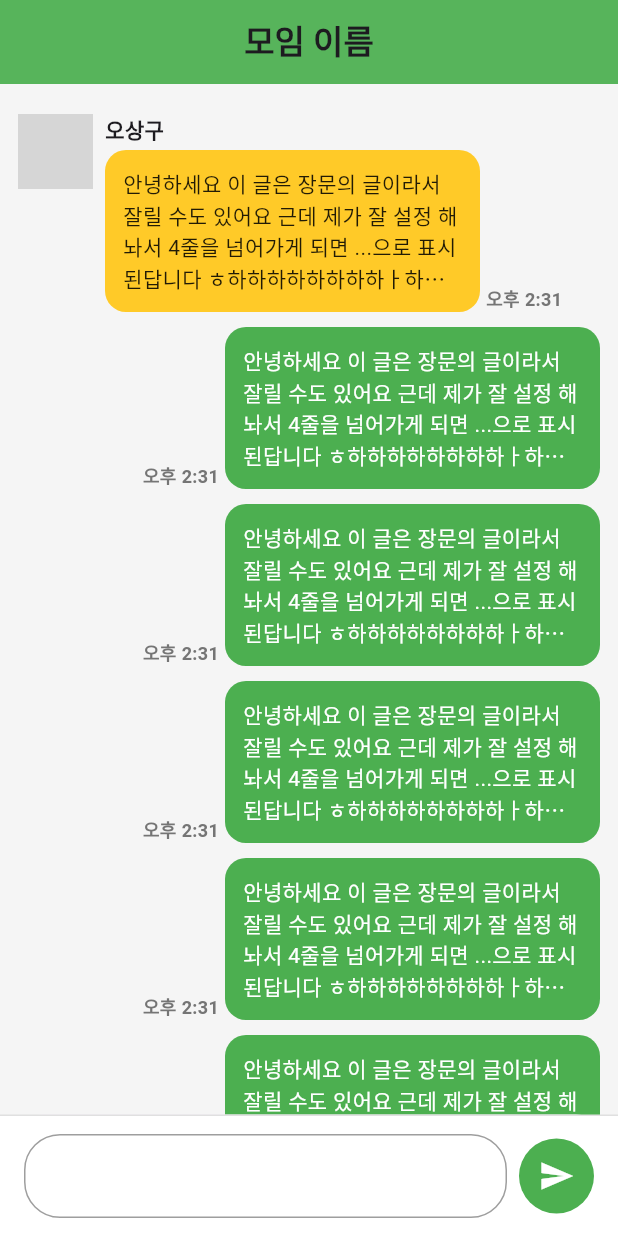
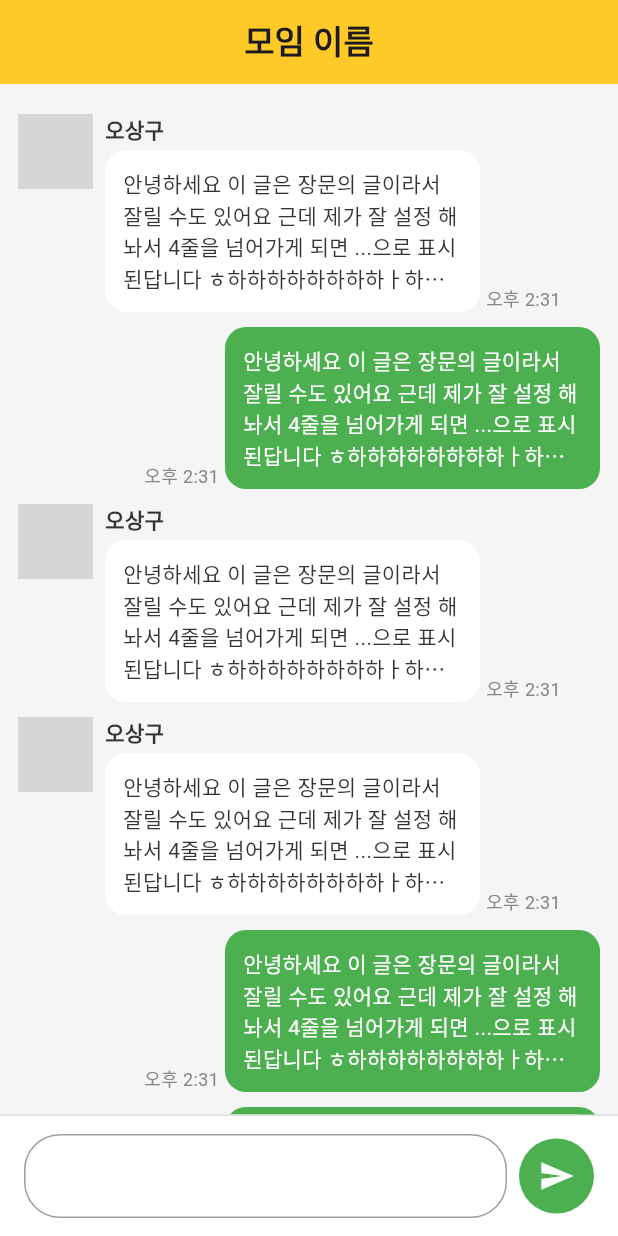
Before and after one commit to FEgguri/moreyourbong, a Flutter app: the screen it shows after launch, on a phone screen of 412 x 824 dp. Run offline on Flutter 3.47's test engine with Material 3 defaults, Android fonts, the phone set to English and light mode, and no system bars; our stand-ins replace firebase_core; accounts and stored records are empty; network calls fail; grey boxes are pictures that could not be loaded.

Commit message:
feat: UI 수정

```diff
--- a/lib/views/pages/chat_page.dart
+++ b/lib/views/pages/chat_page.dart
@@ -1,3 +1,5 @@
+import 'dart:math';
+
 import 'package:flutter/material.dart';
 
 class ChatPage extends StatelessWidget {
@@ -9,14 +11,17 @@ class ChatPage extends StatelessWidget {
     String message = "안녕하세요 이 글은 장문의 글이라서 잘릴 수도 있어요 근데 제가 잘 설정 해놔서 4줄을 넘어가게 되면 ...으로 표시된답니다 ㅎ하하하하하하하하ㅏ하하하하하하하ㅏ하하하하하하하ㅏ";
     String time = "오후 2:31";
     double bottomSheetHeight = 100;
+    // Color(0xFFFFCA28)
+    // Color(0xFF)
     return GestureDetector(
+      // behavior: HitTestBehavior.translucent,
       onTap: () {
         FocusScope.of(context).unfocus();
       },
       child: Scaffold(
         backgroundColor: Colors.grey[100],
         appBar: AppBar(
-          backgroundColor: Color(0xEE4CAF50),
+          backgroundColor: Color(0xFFFFCA28),
           centerTitle: true,
           title: Text(
             "모임 이름",
@@ -25,12 +30,12 @@ class ChatPage extends StatelessWidget {
         ),
         body: ListView.separated(
             padding: EdgeInsets.fromLTRB(12, 20, 12, bottomSheetHeight + 10),
-            itemCount: 10,
+            itemCount: 7,
             separatorBuilder: (context, index) {
               return SizedBox(height: 10);
             },
             itemBuilder: (context, index) {
-              if (index == 0) {
+              if (index == 0 || index == 2 || index == 3 || index == 6) {
                 return Row(
                   crossAxisAlignment: CrossAxisAlignment.start,
                   children: [
@@ -51,7 +56,10 @@ class ChatPage extends StatelessWidget {
                       children: [
                         Text(
                           "오상구",
-                          style: TextStyle(fontWeight: FontWeight.bold),
+                          style: TextStyle(
+                            color: Color(0xff343434),
+                            fontWeight: FontWeight.bold,
+                          ),
                         ),
                         SizedBox(height: 4),
                         Row(
@@ -61,7 +69,8 @@ class ChatPage extends StatelessWidget {
                               padding: EdgeInsets.all(12),
                               constraints: BoxConstraints(maxWidth: 250),
                               decoration: BoxDecoration(
-                                color: Color(0xffFFCA28),
+                                color: Colors.white,
+                                // color: Color(0xffFFCA28),
                                 borderRadius: BorderRadius.circular(14),
                               ),
                               child: Text(
@@ -69,7 +78,7 @@ class ChatPage extends StatelessWidget {
                                 softWrap: true,
                                 overflow: TextOverflow.ellipsis,
                                 maxLines: 4,
-                                style: TextStyle(color: Colors.black87),
+                                style: TextStyle(color: Color(0xFF343434)),
                               ),
                             ),
                             SizedBox(width: 4),
@@ -77,8 +86,7 @@ class ChatPage extends StatelessWidget {
                               time,
                               style: TextStyle(
                                 fontSize: 12,
-                                color: Colors.grey[600],
-                                fontWeight: FontWeight.bold,
+                                color: Color(0xFF888888),
                               ),
                             ),
                           ],
@@ -96,12 +104,20 @@ class ChatPage extends StatelessWidget {
                       time,
                       style: TextStyle(
                         fontSize: 12,
-                        color: Colors.grey[600],
-                        fontWeight: FontWeight.bold,
+                        color: Color(0xFF888888),
                       ),
                     ),
                     SizedBox(width: 4),
-                    Container(
+                    GestureDetector(
+                      onTap: () {
+                        print("message tap");
+                        FocusScope.of(context).unfocus();
+                      },
+                      onLongPress: () {
+                        print("message long press");
+                        FocusScope.of(context).unfocus();
+                      },
+                      child: Container(
                         padding: EdgeInsets.all(12),
                         constraints: BoxConstraints(maxWidth: 250),
                         decoration: BoxDecoration(
@@ -114,6 +130,7 @@ class ChatPage extends StatelessWidget {
                           softWrap: true,
                           overflow: TextOverflow.ellipsis,
                           style: TextStyle(color: Colors.white),
+                        ),
                       ),
                     ),
                   ],
@@ -144,7 +161,10 @@ class ChatPage extends StatelessWidget {
                       ),
                       focusedBorder: OutlineInputBorder(
                         borderRadius: BorderRadius.circular(24),
-                        borderSide: BorderSide(color: Color(0xff4CAF50), width: 2),
+                        borderSide: BorderSide(
+                          width: 2,
+                          color: Color(0xff4CAF50),
+                        ),
                       ),
                     ),
                   ),
```
Lines whose indentation alone changed are shown as unchanged.
